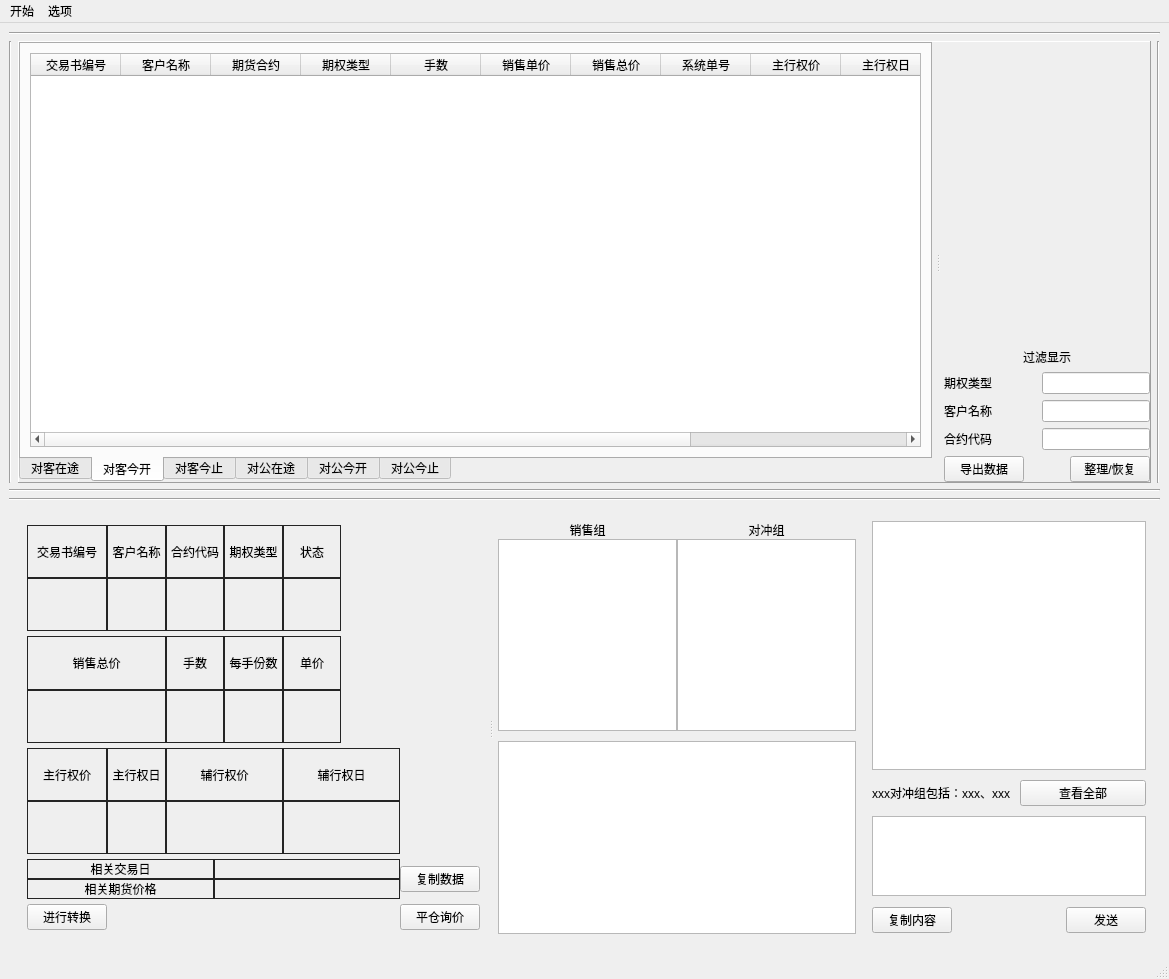
Above: UI/mainWindow.ui from 413180794/OptionDeal before the change. Below: the same form after it.
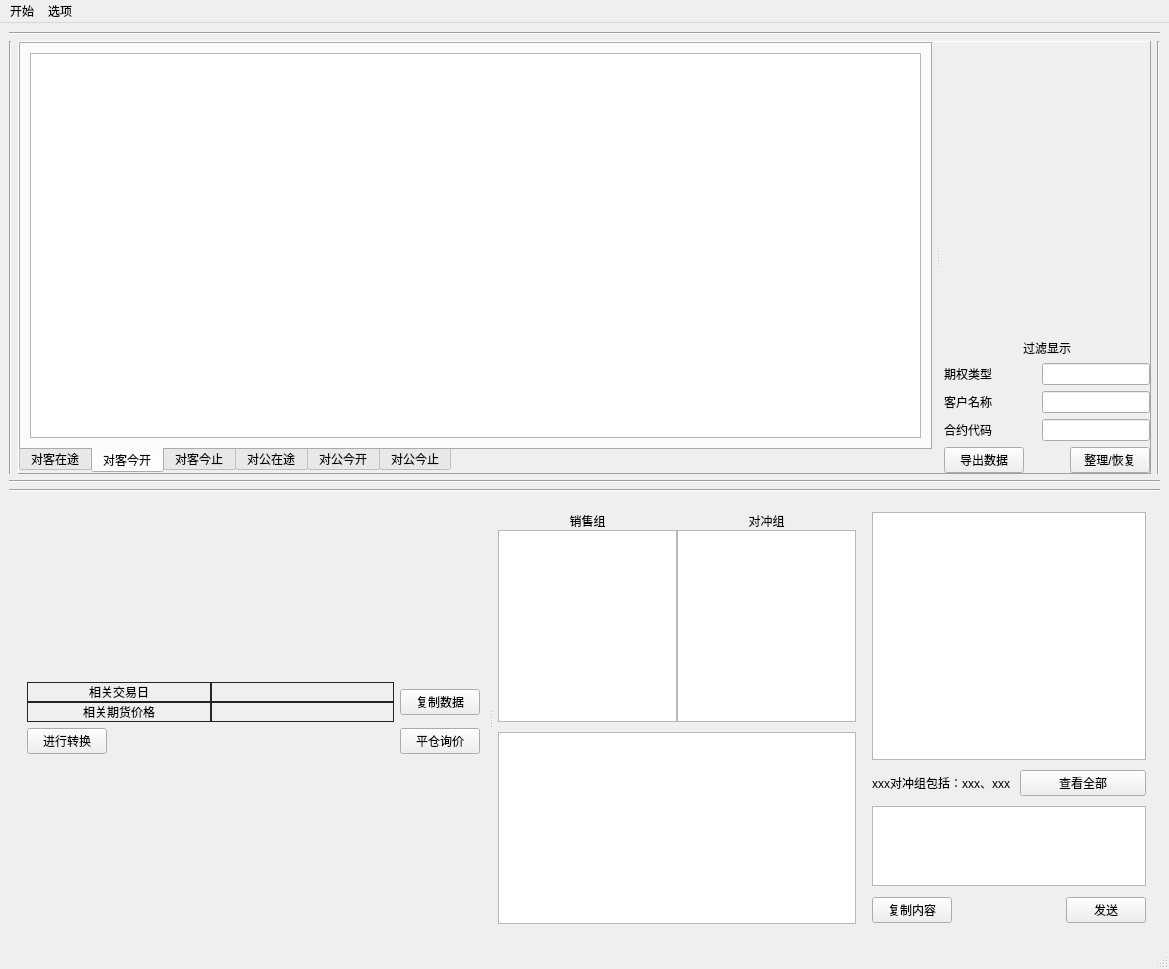
That is the form after the change. The open tabs and pages were chosen to show the change.

Commit message: 表格/控制界面扩展

The edit to the form file:
```diff
--- a/UI/mainWindow.ui
+++ b/UI/mainWindow.ui
@@ -8,7 +8,7 @@
     <x>0</x>
     <y>0</y>
     <width>1169</width>
-    <height>979</height>
+    <height>969</height>
    </rect>
   </property>
   <property name="windowTitle">
@@ -201,71 +201,14 @@
               <bool>true</bool>
              </property>
              <property name="columnCount">
-              <number>12</number>
+              <number>0</number>
              </property>
+             <attribute name="horizontalHeaderVisible">
+              <bool>false</bool>
+             </attribute>
              <attribute name="horizontalHeaderDefaultSectionSize">
               <number>90</number>
              </attribute>
-             <column>
-              <property name="text">
-               <string>交易书编号</string>
-              </property>
-             </column>
-             <column>
-              <property name="text">
-               <string>客户名称</string>
-              </property>
-             </column>
-             <column>
-              <property name="text">
-               <string>期货合约</string>
-              </property>
-             </column>
-             <column>
-              <property name="text">
-               <string>期权类型</string>
-              </property>
-             </column>
-             <column>
-              <property name="text">
-               <string>手数</string>
-              </property>
-             </column>
-             <column>
-              <property name="text">
-               <string>销售单价</string>
-              </property>
-             </column>
-             <column>
-              <property name="text">
-               <string>销售总价</string>
-              </property>
-             </column>
-             <column>
-              <property name="text">
-               <string>系统单号</string>
-              </property>
-             </column>
-             <column>
-              <property name="text">
-               <string>主行权价</string>
-              </property>
-             </column>
-             <column>
-              <property name="text">
-               <string>主行权日</string>
-              </property>
-             </column>
-             <column>
-              <property name="text">
-               <string>辅行权价</string>
-              </property>
-             </column>
-             <column>
-              <property name="text">
-               <string>辅行权日</string>
-              </property>
-             </column>
             </widget>
            </item>
           </layout>
@@ -793,543 +736,94 @@
 }</string>
            </property>
            <layout class="QGridLayout" name="gridLayout">
-            <item row="0" column="0" colspan="2">
+            <item row="0" column="0">
+             <layout class="QGridLayout" name="control_model_page_gridLayout"/>
+            </item>
+            <item row="1" column="0">
              <layout class="QGridLayout" name="gridLayout_6">
-              <property name="sizeConstraint">
-               <enum>QLayout::SetDefaultConstraint</enum>
-              </property>
-              <property name="horizontalSpacing">
-               <number>0</number>
-              </property>
-              <property name="verticalSpacing">
-               <number>5</number>
-              </property>
-              <item row="0" column="0">
-               <layout class="QVBoxLayout" name="verticalLayout_3">
-                <property name="spacing">
-                 <number>0</number>
-                </property>
-                <item>
-                 <widget class="QLabel" name="label_3">
-                  <property name="font">
-                   <font>
-                    <weight>50</weight>
-                    <bold>false</bold>
-                   </font>
-                  </property>
-                  <property name="styleSheet">
-                   <string notr="true"/>
-                  </property>
-                  <property name="text">
-                   <string>交易书编号</string>
-                  </property>
-                  <property name="alignment">
-                   <set>Qt::AlignCenter</set>
-                  </property>
-                 </widget>
-                </item>
-                <item>
-                 <widget class="QLabel" name="transaction_number_label">
-                  <property name="font">
-                   <font>
-                    <weight>50</weight>
-                    <bold>false</bold>
-                   </font>
-                  </property>
-                  <property name="text">
-                   <string/>
-                  </property>
-                  <property name="alignment">
-                   <set>Qt::AlignCenter</set>
-                  </property>
-                 </widget>
-                </item>
-               </layout>
-              </item>
-              <item row="2" column="0">
-               <layout class="QVBoxLayout" name="verticalLayout_13">
-                <property name="spacing">
-                 <number>0</number>
-                </property>
-                <item>
-                 <widget class="QLabel" name="label_32">
-                  <property name="font">
-                   <font>
-                    <weight>50</weight>
-                    <bold>false</bold>
-                   </font>
-                  </property>
-                  <property name="text">
-                   <string>主行权价</string>
-                  </property>
-                  <property name="alignment">
-                   <set>Qt::AlignCenter</set>
-                  </property>
-                 </widget>
-                </item>
-                <item>
-                 <widget class="QLabel" name="main_strike_price_label">
-                  <property name="text">
-                   <string/>
-                  </property>
-                  <property name="alignment">
-                   <set>Qt::AlignCenter</set>
-                  </property>
-                 </widget>
-                </item>
-               </layout>
-              </item>
-              <item row="1" column="4">
-               <layout class="QVBoxLayout" name="verticalLayout_12">
-                <property name="spacing">
-                 <number>0</number>
-                </property>
-                <item>
-                 <widget class="QLabel" name="label_30">
-                  <property name="font">
-                   <font>
-                    <weight>50</weight>
-                    <bold>false</bold>
-                   </font>
-                  </property>
-                  <property name="text">
-                   <string>单价</string>
-                  </property>
-                  <property name="alignment">
-                   <set>Qt::AlignCenter</set>
-                  </property>
-                 </widget>
-                </item>
-                <item>
-                 <widget class="QLabel" name="unit_price_label">
-                  <property name="text">
-                   <string/>
-                  </property>
-                  <property name="alignment">
-                   <set>Qt::AlignCenter</set>
-                  </property>
-                 </widget>
-                </item>
-               </layout>
-              </item>
-              <item row="1" column="3">
-               <layout class="QVBoxLayout" name="verticalLayout_11">
-                <property name="spacing">
-                 <number>0</number>
-                </property>
-                <item>
-                 <widget class="QLabel" name="label_28">
-                  <property name="font">
-                   <font>
-                    <weight>50</weight>
-                    <bold>false</bold>
-                   </font>
-                  </property>
-                  <property name="text">
-                   <string>每手份数</string>
-                  </property>
-                  <property name="alignment">
-                   <set>Qt::AlignCenter</set>
-                  </property>
-                 </widget>
-                </item>
-                <item>
-                 <widget class="QLabel" name="number_per_hand_label">
-                  <property name="text">
-                   <string/>
-                  </property>
-                  <property name="alignment">
-                   <set>Qt::AlignCenter</set>
-                  </property>
-                 </widget>
-                </item>
-               </layout>
-              </item>
-              <item row="2" column="1">
-               <layout class="QVBoxLayout" name="verticalLayout_14">
-                <property name="spacing">
-                 <number>0</number>
-                </property>
-                <item>
-                 <widget class="QLabel" name="label_34">
-                  <property name="font">
-                   <font>
-                    <weight>50</weight>
-                    <bold>false</bold>
-                   </font>
-                  </property>
-                  <property name="text">
-                   <string>主行权日</string>
-                  </property>
-                  <property name="alignment">
-                   <set>Qt::AlignCenter</set>
-                  </property>
-                 </widget>
-                </item>
-                <item>
-                 <widget class="QLabel" name="main_exercise_date_label">
-                  <property name="text">
-                   <string/>
-                  </property>
-                  <property name="alignment">
-                   <set>Qt::AlignCenter</set>
-                  </property>
-                 </widget>
-                </item>
-               </layout>
-              </item>
-              <item row="2" column="4" colspan="2">
-               <layout class="QVBoxLayout" name="verticalLayout_16">
-                <property name="spacing">
-                 <number>0</number>
-                </property>
-                <item>
-                 <widget class="QLabel" name="label_38">
-                  <property name="font">
-                   <font>
-                    <weight>50</weight>
-                    <bold>false</bold>
-                   </font>
-                  </property>
-                  <property name="text">
-                   <string>辅行权日</string>
-                  </property>
-                  <property name="alignment">
-                   <set>Qt::AlignCenter</set>
-                  </property>
-                 </widget>
-                </item>
-                <item>
-                 <widget class="QLabel" name="second_exercise_date_label">
-                  <property name="text">
-                   <string/>
-                  </property>
-                  <property name="alignment">
-                   <set>Qt::AlignCenter</set>
-                  </property>
-                 </widget>
-                </item>
-               </layout>
-              </item>
               <item row="0" column="2">
-               <layout class="QVBoxLayout" name="verticalLayout_5">
-                <property name="spacing">
-                 <number>0</number>
-                </property>
-                <item>
-                 <widget class="QLabel" name="label_15">
-                  <property name="font">
-                   <font>
-                    <weight>50</weight>
-                    <bold>false</bold>
-                   </font>
-                  </property>
-                  <property name="text">
-                   <string>合约代码</string>
-                  </property>
-                  <property name="alignment">
-                   <set>Qt::AlignCenter</set>
-                  </property>
-                 </widget>
-                </item>
-                <item>
-                 <widget class="QLabel" name="contract_code_label">
-                  <property name="font">
-                   <font>
-                    <weight>50</weight>
-                    <bold>false</bold>
-                   </font>
-                  </property>
-                  <property name="text">
-                   <string/>
-                  </property>
-                  <property name="alignment">
-                   <set>Qt::AlignCenter</set>
-                  </property>
-                 </widget>
-                </item>
-               </layout>
-              </item>
-              <item row="0" column="4">
-               <layout class="QVBoxLayout" name="verticalLayout_18">
-                <property name="spacing">
-                 <number>0</number>
-                </property>
-                <item>
-                 <widget class="QLabel" name="label_40">
-                  <property name="font">
-                   <font>
-                    <weight>50</weight>
-                    <bold>false</bold>
-                   </font>
-                  </property>
-                  <property name="text">
-                   <string>状态</string>
-                  </property>
-                  <property name="alignment">
-                   <set>Qt::AlignCenter</set>
-                  </property>
-                 </widget>
-                </item>
-                <item>
-                 <widget class="QLabel" name="state_label">
-                  <property name="font">
-                   <font>
-                    <weight>50</weight>
-                    <bold>false</bold>
-                   </font>
-                  </property>
-                  <property name="text">
-                   <string/>
-                  </property>
-                  <property name="alignment">
-                   <set>Qt::AlignCenter</set>
-                  </property>
-                 </widget>
-                </item>
-               </layout>
-              </item>
-              <item row="0" column="3">
-               <layout class="QVBoxLayout" name="verticalLayout_6">
-                <property name="spacing">
-                 <number>0</number>
-                </property>
-                <item>
-                 <widget class="QLabel" name="label_19">
-                  <property name="font">
-                   <font>
-                    <weight>50</weight>
-                    <bold>false</bold>
-                   </font>
-                  </property>
-                  <property name="text">
-                   <string>期权类型</string>
-                  </property>
-                  <property name="alignment">
-                   <set>Qt::AlignCenter</set>
-                  </property>
-                 </widget>
-                </item>
-                <item>
-                 <widget class="QLabel" name="option_type_label">
-                  <property name="text">
-                   <string/>
-                  </property>
-                  <property name="alignment">
-                   <set>Qt::AlignCenter</set>
-                  </property>
-                 </widget>
-                </item>
-               </layout>
-              </item>
-              <item row="0" column="1">
-               <layout class="QVBoxLayout" name="verticalLayout_4">
-                <property name="spacing">
-                 <number>0</number>
-                </property>
-                <item>
-                 <widget class="QLabel" name="label_6">
-                  <property name="font">
-                   <font>
-                    <weight>50</weight>
-                    <bold>false</bold>
-                   </font>
-                  </property>
-                  <property name="text">
-                   <string>客户名称</string>
-                  </property>
-                  <property name="alignment">
-                   <set>Qt::AlignCenter</set>
-                  </property>
-                 </widget>
-                </item>
-                <item>
-                 <widget class="QLabel" name="customer_name_label">
-                  <property name="font">
-                   <font>
-                    <weight>50</weight>
-                    <bold>false</bold>
-                   </font>
-                  </property>
-                  <property name="text">
-                   <string/>
-                  </property>
-                  <property name="alignment">
-                   <set>Qt::AlignCenter</set>
-                  </property>
-                 </widget>
-                </item>
-               </layout>
-              </item>
-              <item row="2" column="2" colspan="2">
-               <layout class="QVBoxLayout" name="verticalLayout_15">
-                <property name="spacing">
-                 <number>0</number>
-                </property>
-                <item>
-                 <widget class="QLabel" name="label_36">
-                  <property name="font">
-                   <font>
-                    <weight>50</weight>
-                    <bold>false</bold>
-                   </font>
-                  </property>
-                  <property name="text">
-                   <string>辅行权价</string>
-                  </property>
-                  <property name="alignment">
-                   <set>Qt::AlignCenter</set>
-                  </property>
-                 </widget>
-                </item>
-                <item>
-                 <widget class="QLabel" name="second_strike_price_label">
-                  <property name="text">
-                   <string/>
-                  </property>
-                  <property name="alignment">
-                   <set>Qt::AlignCenter</set>
-                  </property>
-                 </widget>
-                </item>
-               </layout>
-              </item>
-              <item row="1" column="0" colspan="2">
-               <layout class="QVBoxLayout" name="verticalLayout_7">
-                <property name="spacing">
-                 <number>0</number>
-                </property>
-                <item>
-                 <widget class="QLabel" name="label_21">
-                  <property name="font">
-                   <font>
-                    <weight>50</weight>
-                    <bold>false</bold>
-                   </font>
-                  </property>
-                  <property name="text">
-                   <string>销售总价</string>
-                  </property>
-                  <property name="alignment">
-                   <set>Qt::AlignCenter</set>
-                  </property>
-                 </widget>
-                </item>
-                <item>
-                 <widget class="QLabel" name="total_price_label">
-                  <property name="text">
-                   <string/>
-                  </property>
-                  <property name="alignment">
-                   <set>Qt::AlignCenter</set>
-                  </property>
-                 </widget>
-                </item>
-               </layout>
-              </item>
-              <item row="4" column="6">
                <widget class="QPushButton" name="copy_data_pushButton">
                 <property name="text">
                  <string>复制数据</string>
                 </property>
                </widget>
               </item>
-              <item row="1" column="2">
-               <layout class="QVBoxLayout" name="verticalLayout_10">
-                <property name="spacing">
-                 <number>0</number>
-                </property>
-                <item>
-                 <widget class="QLabel" name="label_26">
-                  <property name="font">
-                   <font>
-                    <weight>50</weight>
-                    <bold>false</bold>
-                   </font>
-                  </property>
-                  <property name="text">
-                   <string>手数</string>
-                  </property>
-                  <property name="alignment">
-                   <set>Qt::AlignCenter</set>
-                  </property>
-                 </widget>
-                </item>
-                <item>
-                 <widget class="QLabel" name="lots_label">
-                  <property name="text">
-                   <string/>
-                  </property>
-                  <property name="alignment">
-                   <set>Qt::AlignCenter</set>
-                  </property>
-                 </widget>
-                </item>
-               </layout>
-              </item>
-              <item row="5" column="0">
+              <item row="1" column="0">
                <widget class="QPushButton" name="convert_pushButton">
                 <property name="text">
                  <string>进行转换</string>
                 </property>
                </widget>
               </item>
-              <item row="4" column="0" colspan="6">
-               <layout class="QVBoxLayout" name="verticalLayout_22">
-                <property name="spacing">
-                 <number>0</number>
-                </property>
-                <item>
-                 <layout class="QHBoxLayout" name="horizontalLayout_9">
-                  <item>
-                   <widget class="QLabel" name="label_2">
-                    <property name="text">
-                     <string>相关交易日</string>
-                    </property>
-                    <property name="alignment">
-                     <set>Qt::AlignCenter</set>
-                    </property>
-                   </widget>
-                  </item>
-                  <item>
-                   <widget class="QLabel" name="label_45">
-                    <property name="text">
-                     <string/>
-                    </property>
-                   </widget>
-                  </item>
-                 </layout>
-                </item>
-                <item>
-                 <layout class="QHBoxLayout" name="horizontalLayout_10">
-                  <item>
-                   <widget class="QLabel" name="label_44">
-                    <property name="text">
-                     <string>相关期货价格</string>
-                    </property>
-                    <property name="alignment">
-                     <set>Qt::AlignCenter</set>
-                    </property>
-                   </widget>
-                  </item>
-                  <item>
-                   <widget class="QLabel" name="label_46">
-                    <property name="text">
-                     <string/>
-                    </property>
-                   </widget>
-                  </item>
-                 </layout>
-                </item>
-               </layout>
-              </item>
-              <item row="5" column="6">
+              <item row="1" column="2">
                <widget class="QPushButton" name="evening_up_enquiry_pushButton">
                 <property name="text">
                  <string>平仓询价</string>
                 </property>
                </widget>
               </item>
+              <item row="1" column="1">
+               <spacer name="horizontalSpacer">
+                <property name="orientation">
+                 <enum>Qt::Horizontal</enum>
+                </property>
+                <property name="sizeHint" stdset="0">
+                 <size>
+                  <width>40</width>
+                  <height>20</height>
+                 </size>
+                </property>
+               </spacer>
+              </item>
+              <item row="0" column="0" colspan="2">
+               <layout class="QVBoxLayout" name="verticalLayout_23">
+                <property name="spacing">
+                 <number>0</number>
+                </property>
+                <item>
+                 <layout class="QHBoxLayout" name="horizontalLayout_12">
+                  <item>
+                   <widget class="QLabel" name="label_11">
+                    <property name="text">
+                     <string>相关交易日</string>
+                    </property>
+                    <property name="alignment">
+                     <set>Qt::AlignCenter</set>
+                    </property>
+                   </widget>
+                  </item>
+                  <item>
+                   <widget class="QLabel" name="label_47">
+                    <property name="text">
+                     <string/>
+                    </property>
+                   </widget>
+                  </item>
+                 </layout>
+                </item>
+                <item>
+                 <layout class="QHBoxLayout" name="horizontalLayout_15">
+                  <item>
+                   <widget class="QLabel" name="label_51">
+                    <property name="text">
+                     <string>相关期货价格</string>
+                    </property>
+                    <property name="alignment">
+                     <set>Qt::AlignCenter</set>
+                    </property>
+                   </widget>
+                  </item>
+                  <item>
+                   <widget class="QLabel" name="label_53">
+                    <property name="text">
+                     <string/>
+                    </property>
+                   </widget>
+                  </item>
+                 </layout>
+                </item>
+               </layout>
+              </item>
              </layout>
             </item>
            </layout>
```
Left out of the diff: 426 changed lines with no effect on the pictures. The commit also changes 5 other files.
